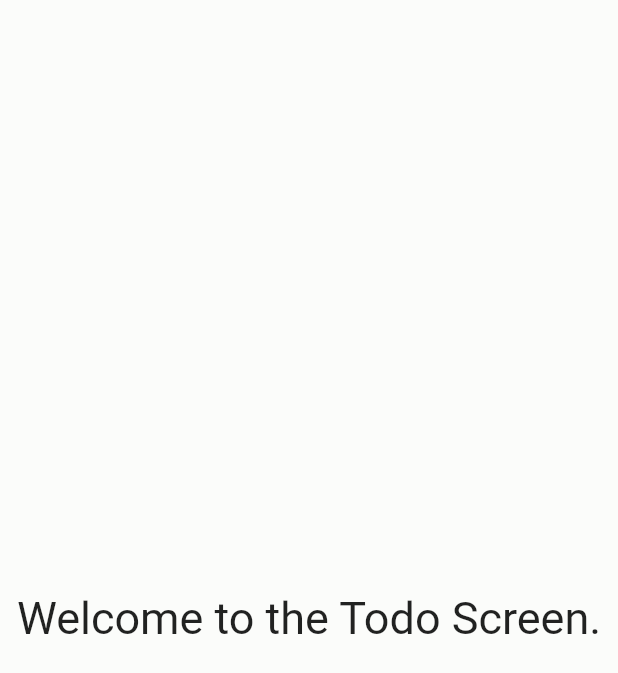
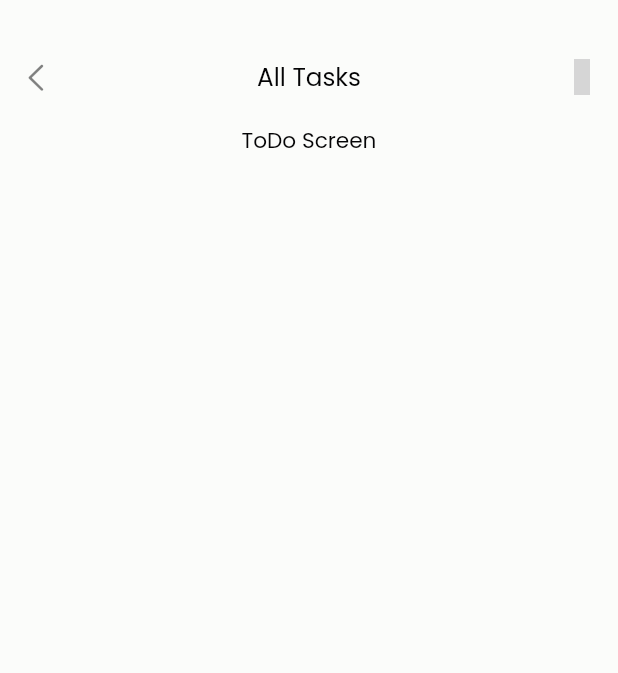
Before and after one commit to TilarnaExdilika/ToDoApp_Flutter_BloC_Clean_Architecture, a Flutter app: the TodoScreen screen opened directly, on a phone screen of 412 x 824 dp. Shown: the top 673 px of the screen. Run offline on Flutter 3.47's test engine with Material 2 defaults, Android fonts, the phone set to English and light mode, and no system bars; our stand-ins replace bloc, equatable, flutter_bloc, fluttertoast, hive, hive_flutter and 2 more; accounts and stored records are empty; grey boxes are pictures that could not be loaded.

Commit message:
Add Todo & Animation Todo
--Flutter

```diff
--- a/lib/ui/todo_screen.dart
+++ b/lib/ui/todo_screen.dart
@@ -1,19 +1,47 @@
+import 'package:flutter/cupertino.dart';
 import 'package:flutter/material.dart';
+import 'package:iconsax/iconsax.dart';
+import 'package:tilarna_todo_app/bloc/todo/todo_bloc.dart';
+import 'package:tilarna_todo_app/ui/add_todo_screen.dart';
+import 'package:tilarna_todo_app/ui/widgets/custom_app_bar.dart';
+import 'package:tilarna_todo_app/ui/widgets/fullScreenBottomSheet.dart';
+import 'package:tilarna_todo_app/util/constants.dart';
 
 class TodoScreen extends StatelessWidget {
   const TodoScreen({super.key});
 
   @override
   Widget build(BuildContext context) {
-    return const Scaffold(
-      body: Center(
-        child: Text(
-          'Welcome to the Todo Screen.',
-          style: TextStyle(
-            fontSize: 30,
+    return Scaffold(
+        body: Stack(
+      children: [
+        SizedBox(
+          height: MediaQuery.of(context).size.height,
+          width: kPad(context),
+          child: SingleChildScrollView(
+            child: Column(
+              children: [
+                SizedBox(
+                  height: kPad(context) * 0.2,
+                ),
+                Text(
+                  'ToDo Screen',
+                  style: style(context),
+                ),
+              ],
+            ),
           ),
         ),
-      ),
-    );
+        Positioned(
+          top: 0,
+          left: 0,
+          right: 0,
+          child: customAppBar(context, 'All Tasks', CupertinoIcons.left_chevron,
+              Iconsax.add, () {}, () {
+            fullScreenBottomSheet(context, AddTodoScreen());
+          }),
+        ),
+      ],
+    ));
   }
 }
--- /dev/null
+++ b/lib/ui/widgets/toast_notification.dart
@@ -0,0 +1,5 @@
+import 'package:fluttertoast/fluttertoast.dart';
+
+showToast(String msg) {
+  Fluttertoast.showToast(msg: msg);
+}
```
Also changed, not shown: lib/bloc/todo/todo_event.dart (+58 -2 lines), lib/repositories/todo_repository.dart (+37 -4 lines), lib/ui/add_todo_screen.dart (added, +53 -0 lines), lib/ui/widgets/custom_textfield.dart (added, +34 -0 lines), lib/ui/widgets/fullScreenBottomSheet.dart (added, +43 -0 lines).
